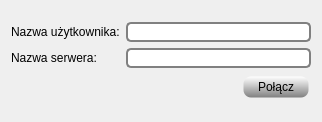
Qt form client/dialog.ui (eplightning/yet-another-irc-clone) before a commit.
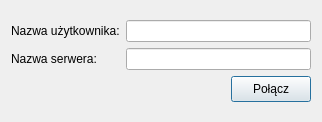
The same form after that commit.

```diff
--- a/client/dialog.ui
+++ b/client/dialog.ui
@@ -32,12 +32,7 @@
         </size>
        </property>
        <property name="styleSheet">
-        <string notr="true">QPushButton{
-background-color: qlineargradient(x1: 0, y1: 0, x2: 0, y2: 1, stop: 0 white, stop: 1 grey);
-border-style: solid;
-border-width: 5px;
-border-radius: 10px;
-}</string>
+        <string notr="true"/>
        </property>
        <property name="text">
         <string>Połącz</string>
@@ -67,20 +62,14 @@
      <item row="1" column="1" colspan="2">
       <widget class="QLineEdit" name="serwerNameEdit">
        <property name="styleSheet">
-        <string notr="true">QLineEdit{ 
-border: 2px solid gray;
-border-radius: 5px;
-}</string>
+        <string notr="true"/>
        </property>
       </widget>
      </item>
      <item row="0" column="1" colspan="2">
       <widget class="QLineEdit" name="userNameEdit">
        <property name="styleSheet">
-        <string notr="true">QLineEdit{ 
-border: 2px solid gray;
-border-radius: 5px;
-}</string>
+        <string notr="true"/>
        </property>
       </widget>
      </item>
```
Left out of the diff: 4 changed lines with no effect on the pictures.
